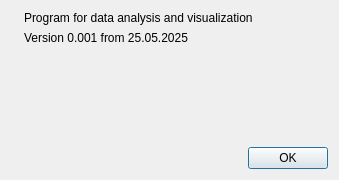
First picture: the form in dialog_about_prog.ui, repository pimenov-and/ByteMachine, before the edit.
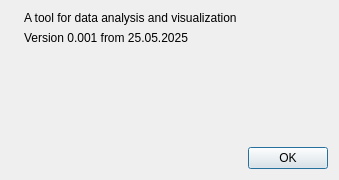
Second picture: the form after the edit. Icons and pictures are not drawn.

The edit to the form file:
```diff
--- a/dialog_about_prog.ui
+++ b/dialog_about_prog.ui
@@ -59,7 +59,7 @@
            </sizepolicy>
           </property>
           <property name="text">
-           <string>Program for data analysis and visualization</string>
+           <string>A tool for data analysis and visualization</string>
           </property>
           <property name="wordWrap">
            <bool>true</bool>
```
